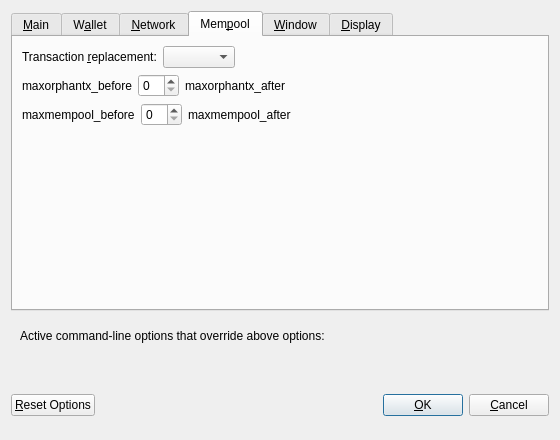
Before: the Qt Designer form src/qt/forms/optionsdialog.ui in bitcoincore-dev/bitcoin-2001-863168-294116-d812cf1189, drawn with Qt 5.
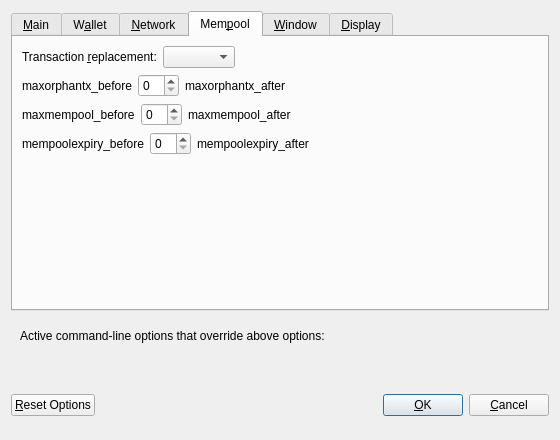
After: the same form once the commit is applied. The open tabs and pages were chosen to show the change. Custom widgets are drawn as their Qt base class.

Commit message: Qt/Options: Configure mempoolexpiry using rwconf

Diff of the .ui file:
```diff
--- a/src/qt/forms/optionsdialog.ui
+++ b/src/qt/forms/optionsdialog.ui
@@ -683,6 +683,52 @@
          </item>
         </layout>
        </item>
+       <item>
+        <layout class="QHBoxLayout" name="horizontalLayout_Mempool_mempoolexpiry">
+         <item>
+          <widget class="QLabel" name="mempoolexpiryLabel_before">
+           <property name="text">
+            <string notr="true">mempoolexpiry_before</string>
+           </property>
+           <property name="textFormat">
+            <enum>Qt::PlainText</enum>
+           </property>
+           <property name="buddy">
+            <cstring>mempoolexpiry</cstring>
+           </property>
+          </widget>
+         </item>
+         <item>
+          <widget class="QSpinBox" name="mempoolexpiry"/>
+         </item>
+         <item>
+          <widget class="QLabel" name="mempoolexpiryLabel_after">
+           <property name="text">
+            <string notr="true">mempoolexpiry_after</string>
+           </property>
+           <property name="textFormat">
+            <enum>Qt::PlainText</enum>
+           </property>
+           <property name="buddy">
+            <cstring>mempoolexpiry</cstring>
+           </property>
+          </widget>
+         </item>
+         <item>
+          <spacer name="horizontalSpacer_Mempool_mempoolexpiry">
+           <property name="orientation">
+            <enum>Qt::Horizontal</enum>
+           </property>
+           <property name="sizeHint" stdset="0">
+            <size>
+             <width>40</width>
+             <height>20</height>
+            </size>
+           </property>
+          </spacer>
+         </item>
+        </layout>
+       </item>
        <item>
         <spacer name="verticalSpacer_Mempool">
          <property name="orientation">
```
The commit also changes 3 other files.
